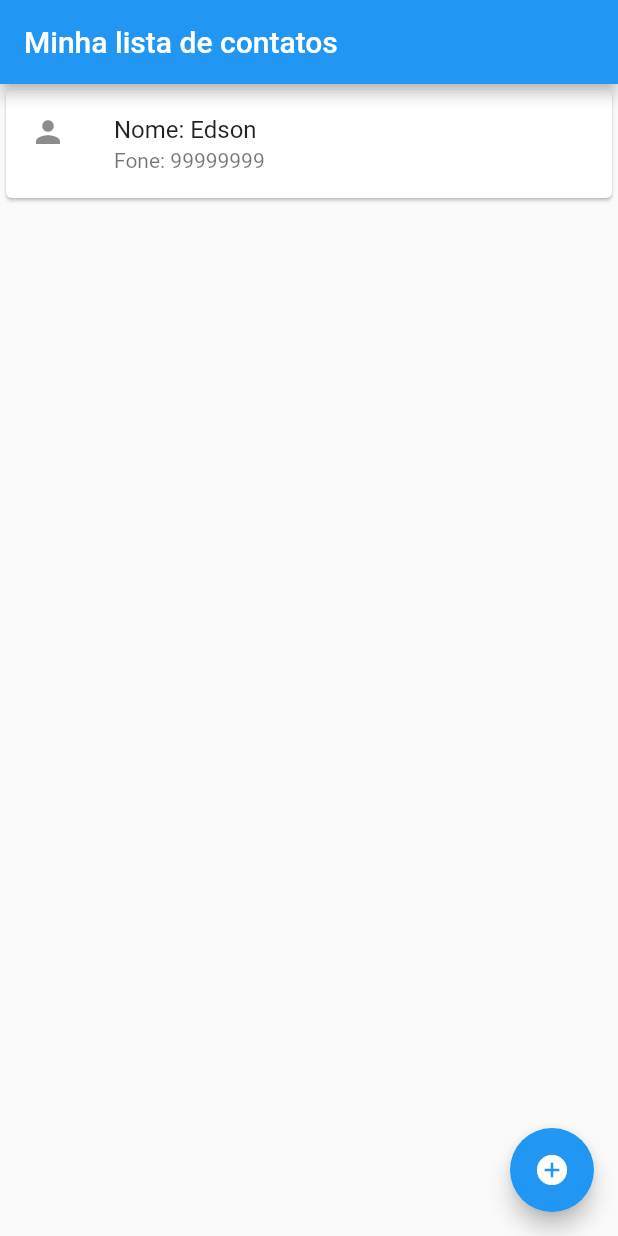
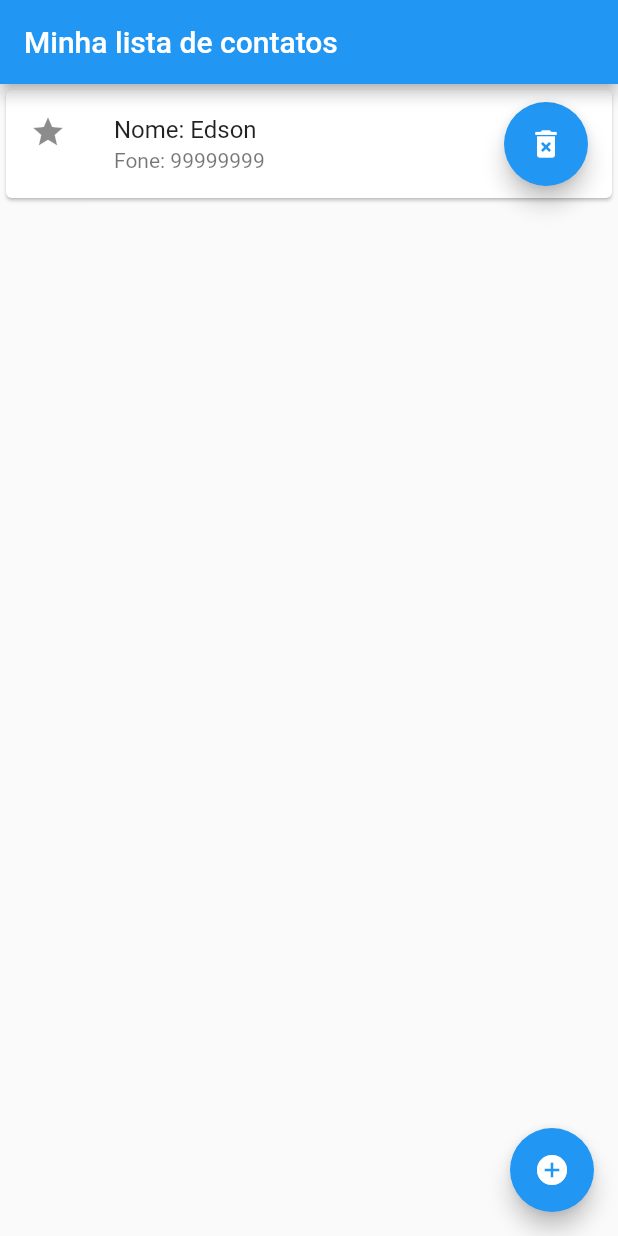
Before and after one commit to mstorgatto/ITAcademy_Flutter03, a Flutter app: the screen it shows after launch, on a phone screen of 412 x 824 dp. Run offline on Flutter 3.47's test engine with Material 2 defaults, Android fonts, the phone set to English and light mode, and no system bars.

Commit message:
programa finalizado

```diff
--- a/lib/contato.dart
+++ b/lib/contato.dart
@@ -3,5 +3,6 @@ class contato{
   int idade;
   String telefone;
   String email;
-  contato(this.nome, this.idade, this.telefone, this.email); //construtor
+  bool colorado;
+  contato(this.nome, this.idade, this.telefone, this.email, [this.colorado=true]); //construtor []=opcional
 }
--- a/lib/listaContatos.dart
+++ b/lib/listaContatos.dart
@@ -25,9 +25,15 @@ class _listaContatosState extends State<listaContatos> {
         itemBuilder: (context, indice){
           return Card(
             child: ListTile(
-              leading: Icon(Icons.person),
+              leading: (meusContatos[indice].colorado)?Icon(Icons.star):Icon(Icons.arrow_drop_down_outlined),
               title: Text("Nome: ${meusContatos[indice].nome}"),
               subtitle: Text("Fone: ${meusContatos[indice].telefone}"),
+              trailing: FloatingActionButton(
+                child: Icon(Icons.delete_forever),
+                onPressed: ()=> setState(()=>meusContatos.removeAt(indice)),
+                heroTag:null,
+              ),
+              onTap: ()=> Navigator.pushNamed(context, "/detalhesDoContato", arguments: meusContatos[indice]),
             ),
           );
         }
```
Also changed, not shown: lib/adicionaContato.dart (+12 -1 lines), lib/detalhesDoContato.dart (+50 -0 lines), lib/main.dart (+8 -1 lines), 1 other file.
